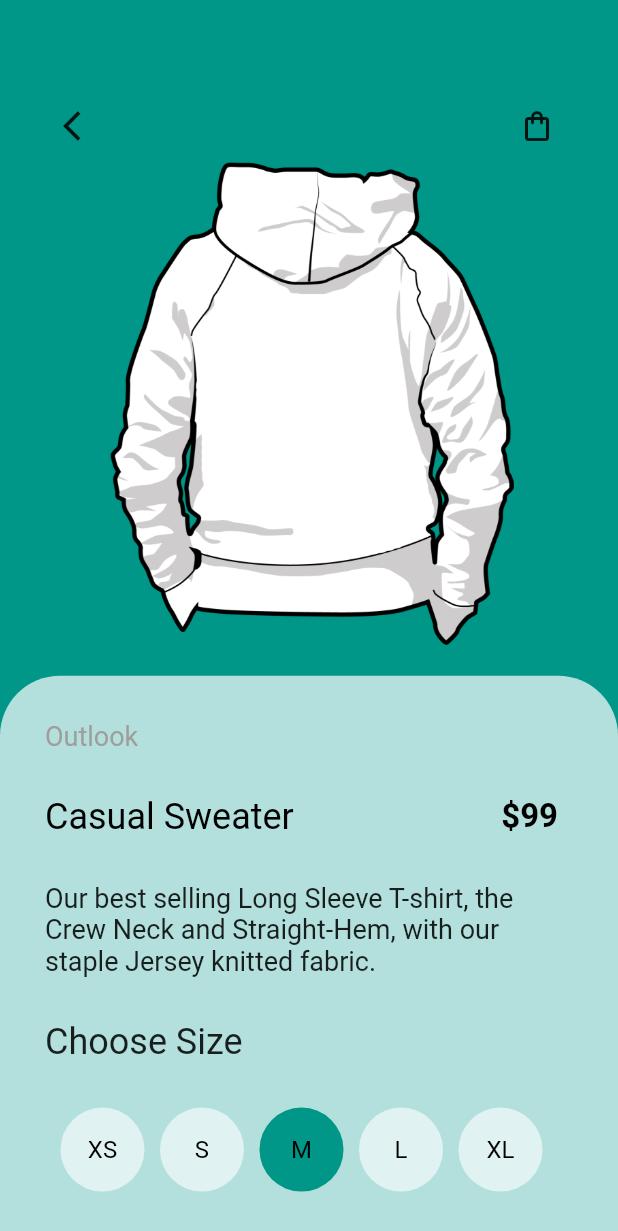
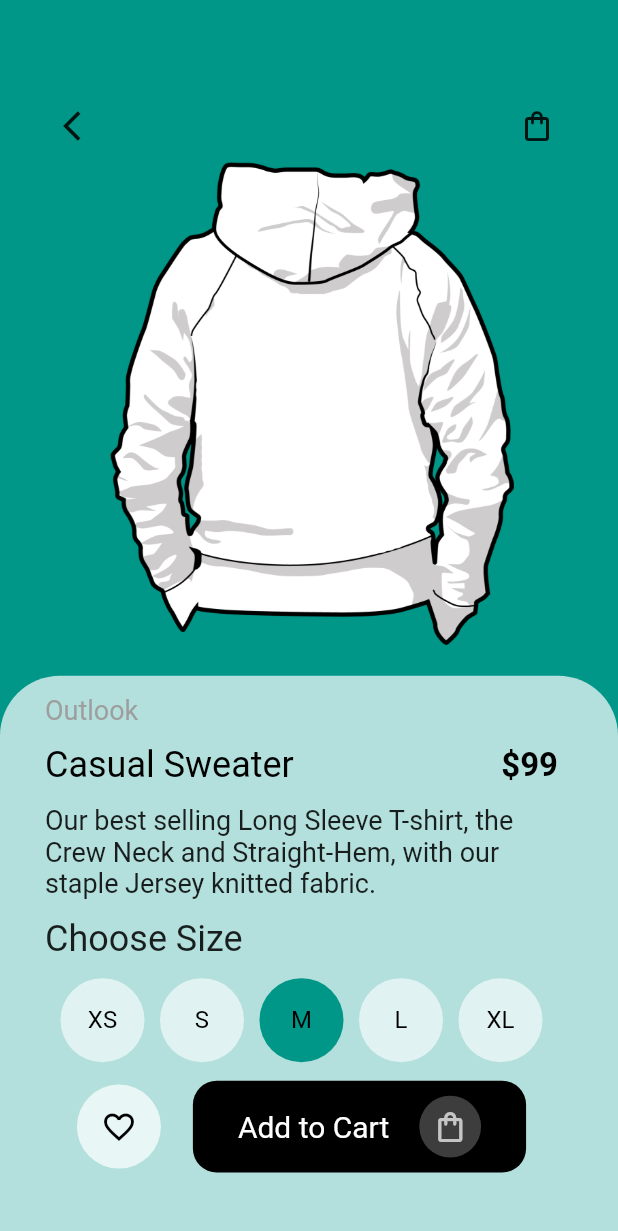
Before and after one commit to fnAdil/shop_app_elastic_drawer, a Flutter app: the DetailPage screen opened directly, on a phone screen of 412 x 824 dp. Shown: the top 1231 px of the screen. Run offline on Flutter 3.47's test engine with Material 2 defaults, Android fonts, the phone set to English and light mode, and no system bars.

Commit message:
commit_7

```diff
--- a/lib/screens/detail_page.dart
+++ b/lib/screens/detail_page.dart
@@ -14,11 +14,11 @@ class DetailPage extends StatefulWidget {
   State<DetailPage> createState() => _DetailPageState();
 }
 
+enum Sizes { XS, S, M, L, XL }
 List<String> Size1 = ["XS", "S", "M", "L", "XL"];
+String size1 = "M";
 
 class _DetailPageState extends State<DetailPage> {
-  late String size1 = "M";
-
   @override
   Widget build(BuildContext context) {
     final Size size = MediaQuery.of(context).size;
@@ -50,7 +50,7 @@ class _DetailPageState extends State<DetailPage> {
             Expanded(
               flex: 12,
               child: Container(
-                padding: EdgeInsets.only(left: 30, right: 40),
+                padding: EdgeInsets.only(left: 30, right: 40, bottom: 30),
                 width: size.width,
                 decoration: const BoxDecoration(
                   color: Colors.white70,
@@ -115,6 +115,62 @@ class _DetailPageState extends State<DetailPage> {
                           ),
                         ),
                       ),
+                    ),
+                    Row(
+                      mainAxisAlignment: MainAxisAlignment.spaceEvenly,
+                      children: [
+                        GestureDetector(
+                          onTap: () {
+                            setState(() {
+                              print("fav");
+                            });
+                          },
+                          child: CircleAvatar(
+                            child: const Icon(
+                              Icons.favorite_outline,
+                              color: Colors.black,
+                            ),
+                            minRadius: size.height * 0.034,
+                            backgroundColor: Colors.white70,
+                          ),
+                        ),
+                        GestureDetector(
+                          onTap: () {
+                            setState(() {
+                              print("add to cart");
+                            });
+                          },
+                          child: Container(
+                            padding: const EdgeInsets.symmetric(
+                                vertical: 10, horizontal: 30),
+                            decoration: BoxDecoration(
+                                color: Colors.black,
+                                borderRadius: BorderRadius.circular(16)),
+                            child: Row(
+                              mainAxisAlignment: MainAxisAlignment.spaceBetween,
+                              // ignore: prefer_const_literals_to_create_immutables
+                              children: [
+                                const Text(
+                                  "Add to Cart",
+                                  style: TextStyle(
+                                      color: Colors.white, fontSize: 20),
+                                ),
+                                SizedBox(
+                                  width: 20,
+                                ),
+                                CircleAvatar(
+                                  child: const Icon(
+                                    Icons.shopping_bag_outlined,
+                                    color: Colors.white70,
+                                  ),
+                                  minRadius: size.height * 0.025,
+                                  backgroundColor: Colors.white24,
+                                ),
+                              ],
+                            ),
+                          ),
+                        ),
+                      ],
                     )
                   ],
                 ),
```
